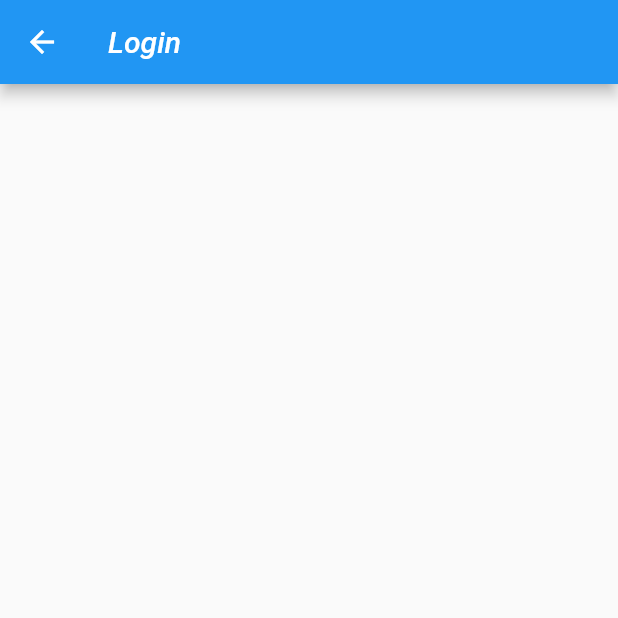
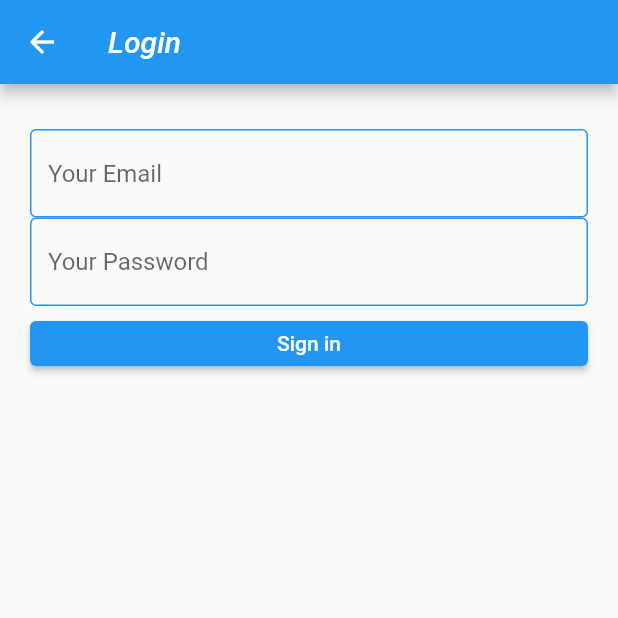
Before and after one commit to ChotongW/jiw_jiw, a Flutter app: the LoginScreen screen opened directly, on a phone screen of 412 x 824 dp, the top half of it. Run offline on Flutter 3.47's test engine with Material 2 defaults, Android fonts, the phone set to English and light mode, and no system bars; our stand-ins replace firebase_auth, firebase_core, flutter_svg, form_field_validator; accounts and stored records are empty; Roboto replaces fonts that are missing (Georgia).

Commit message:
can login now but not MVC

```diff
--- a/lib/LoginAndregister/loginScreen.dart
+++ b/lib/LoginAndregister/loginScreen.dart
@@ -1,6 +1,9 @@
+import 'package:firebase_auth/firebase_auth.dart';
 import 'package:flutter/material.dart';
 import 'package:flutter/src/widgets/container.dart';
 import 'package:flutter/src/widgets/framework.dart';
+import 'package:form_field_validator/form_field_validator.dart';
+import 'package:project_mobile_app/models/profile.dart';
 
 class LoginScreen extends StatefulWidget {
   const LoginScreen({super.key});
@@ -10,13 +13,99 @@ class LoginScreen extends StatefulWidget {
 }
 
 class _LoginScreenState extends State<LoginScreen> {
+  final _key = GlobalKey<FormState>();
+  Profile profile = Profile(email: '', password: '');
+  final FirebaseAuth _auth = FirebaseAuth.instance;
+  late UserCredential? _credential;
+
+  Future<void> signIn() async {
+    try {
+      final _credential = await _auth.signInWithEmailAndPassword(
+          email: profile.email, password: profile.password);
+      print("signed in ${_credential.user?.email}");
+      // print(_credential.runtimeType);
+      if (!context.mounted) return;
+      Navigator.pushReplacementNamed(context, '/home');
+    } catch (e) {
+      ScaffoldMessenger.of(context).showSnackBar(
+        SnackBar(
+          content: Text(e.toString()),
+        ),
+      );
+    }
+  }
+
   @override
   Widget build(BuildContext context) {
     return Scaffold(
       appBar: AppBar(
         title: Text('Login'),
       ),
-      body: Column(children: []),
+      body: Container(
+        padding: const EdgeInsets.all(20.0),
+        child: Form(
+            key: _key,
+            child: Column(
+              crossAxisAlignment: CrossAxisAlignment.start,
+              children: [
+                SizedBox(
+                  height: 10,
+                ),
+
+                TextFormField(
+                    validator: MultiValidator([
+                      RequiredValidator(errorText: 'Please enter Email'),
+                      EmailValidator(errorText: 'Please enter Email')
+                    ]),
+                    decoration: InputDecoration(
+                      hintText: 'Your Email',
+                      enabledBorder: OutlineInputBorder(
+                          borderSide: BorderSide(color: Colors.blue)),
+                      focusedBorder: OutlineInputBorder(
+                          borderSide: BorderSide(color: Colors.blue)),
+                    ),
+                    keyboardType: TextInputType.emailAddress,
+                    onSaved: (String? email) {
+                      profile.email = email!;
+                    }),
+
+                TextFormField(
+                    decoration: InputDecoration(
+                      hintText: 'Your Password',
+                      enabledBorder: OutlineInputBorder(
+                          borderSide: BorderSide(color: Colors.blue)),
+                      focusedBorder: OutlineInputBorder(
+                          borderSide: BorderSide(color: Colors.blue)),
+                    ),
+                    validator:
+                        RequiredValidator(errorText: 'Please enter Password'),
+                    obscureText: true,
+                    onSaved: (String? password) {
+                      profile.password = password!;
+                    }),
+                SizedBox(
+                  height: 10,
+                ),
+                SizedBox(
+                  height: 30,
+                  width: double.infinity,
+                  child: ElevatedButton(
+                    child: Text('Sign in'),
+                    onPressed: () {
+                      _key.currentState!.save();
+                      // print(
+                      //     'email = ${profile.email} password = ${profile.password}');
+                      signIn();
+                    },
+                  ),
+                ),
+                SizedBox(
+                  height: 15,
+                ),
+                // SocailLogin()
+              ],
+            )),
+      ),
     );
   }
 }
```
Also changed, not shown: lib/LoginAndregister/RegisterScreen.dart (+6 -34 lines).
